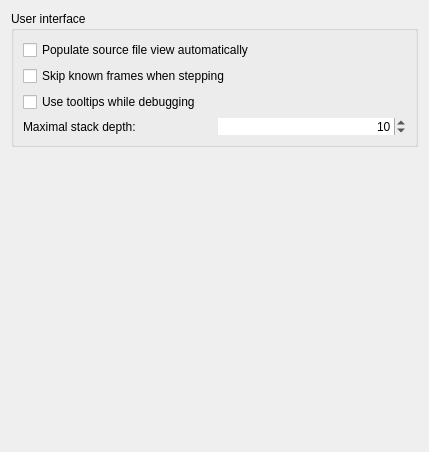
Before: the Qt Designer form src/plugins/debugger/commonoptionspage.ui in qt-creator/qt-creator, drawn with Qt 5.
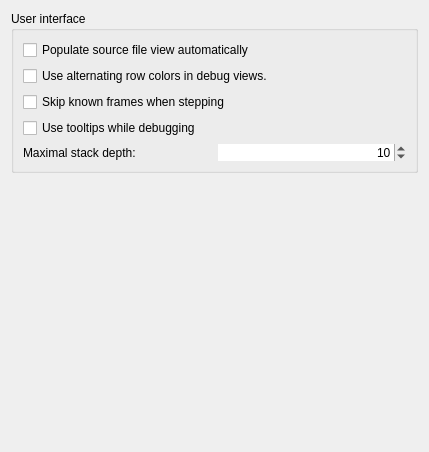
After: the same form once the commit is applied.

Commit message: debugger: make striped background of debug views optional

Patch:
```diff
--- a/src/plugins/debugger/commonoptionspage.ui
+++ b/src/plugins/debugger/commonoptionspage.ui
@@ -30,6 +30,13 @@
         </property>
        </widget>
       </item>
+      <item>
+       <widget class="QCheckBox" name="checkBoxUseAlternatingRowColors">
+        <property name="text">
+         <string>Use alternating row colors in debug views.</string>
+        </property>
+       </widget>
+      </item>
       <item>
        <widget class="QCheckBox" name="checkBoxSkipKnownFrames">
         <property name="toolTip">
```
The commit also changes 20 other files.
